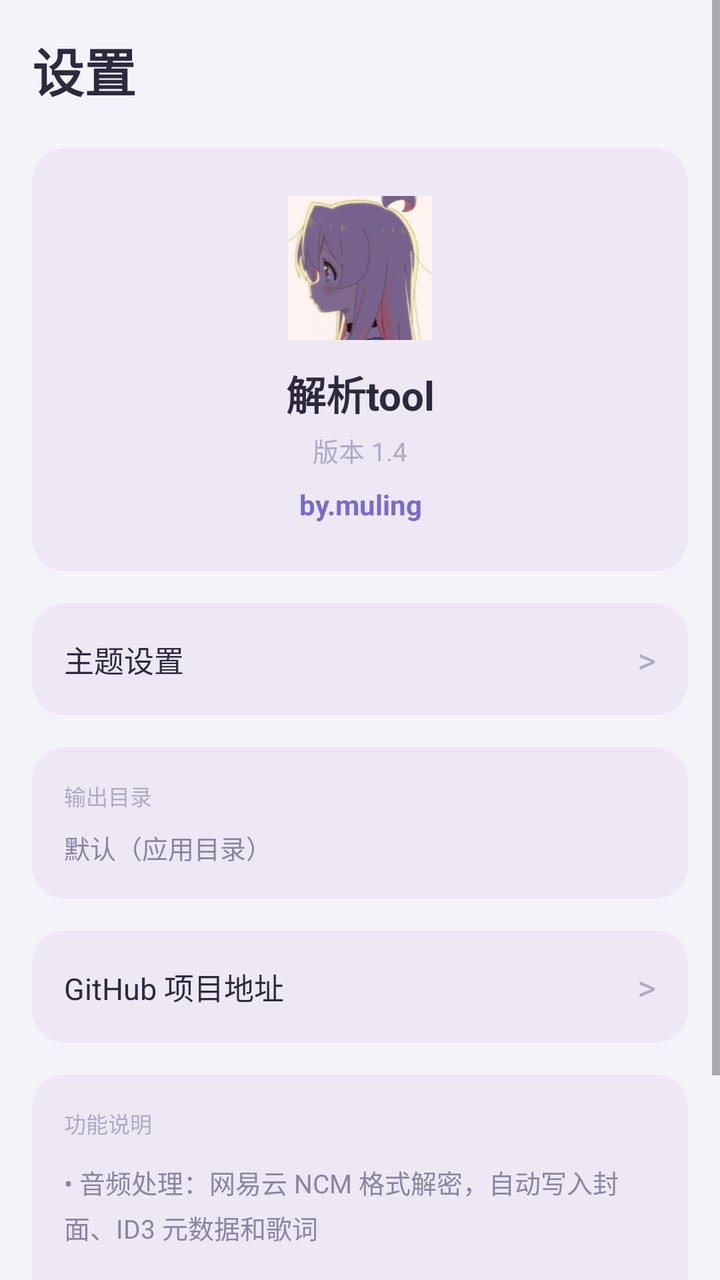
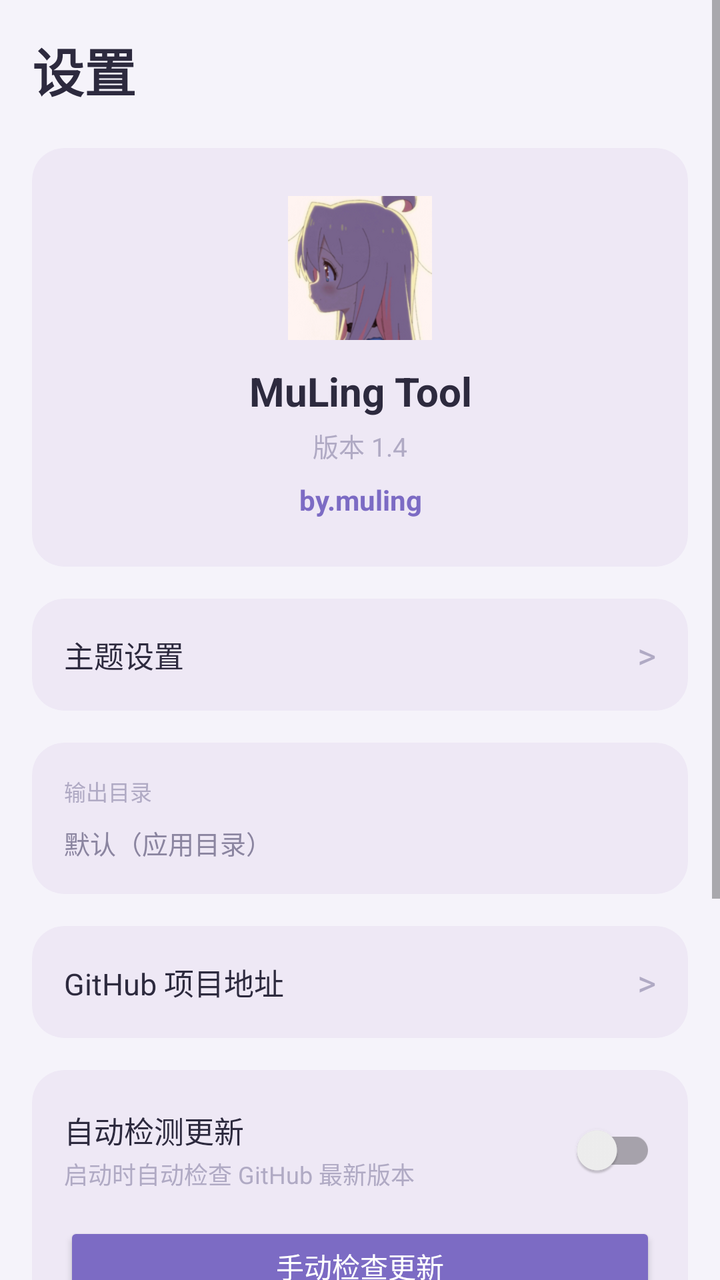

Screens rendered from an Android XML layout before and after an edit, with the pre-edit source and the edit as a unified diff.
<!-- AndroidManifest.xml: application theme Theme.NcmDump -->
<!-- res/layout/fragment_settings.xml -->
<?xml version="1.0" encoding="utf-8"?>
<ScrollView xmlns:android="http://schemas.android.com/apk/res/android"
    xmlns:app="http://schemas.android.com/apk/res-auto"
    android:layout_width="match_parent"
    android:layout_height="match_parent"
    android:fillViewport="true"
    android:background="@android:color/transparent">

    <LinearLayout
        android:layout_width="match_parent"
        android:layout_height="wrap_content"
        android:orientation="vertical"
        android:padding="16dp"
        android:paddingBottom="96dp">

        <TextView
            android:layout_width="match_parent"
            android:layout_height="wrap_content"
            android:text="设置"
            android:textColor="@color/text_primary"
            android:textSize="26sp"
            android:textStyle="bold"
            android:layout_marginBottom="20dp" />

        
        <androidx.cardview.widget.CardView
            android:layout_width="match_parent"
            android:layout_height="wrap_content"
            app:cardBackgroundColor="@color/bg_card"
            app:cardCornerRadius="16dp"
            app:cardElevation="0dp"
            android:layout_marginBottom="16dp">

            <LinearLayout
                android:layout_width="match_parent"
                android:layout_height="wrap_content"
                android:orientation="vertical"
                android:padding="24dp"
                android:gravity="center_horizontal">

                <ImageView
                    android:layout_width="72dp"
                    android:layout_height="72dp"
                    android:src="@mipmap/ic_launcher"
                    android:layout_marginBottom="12dp" />

                <TextView
                    android:layout_width="match_parent"
                    android:layout_height="wrap_content"
                    android:text="解析tool"
                    android:textColor="@color/text_primary"
                    android:textSize="20sp"
                    android:textStyle="bold"
                    android:gravity="center"
                    android:layout_marginBottom="4dp" />

                <TextView
                    android:id="@+id/tvVersion"
                    android:layout_width="match_parent"
                    android:layout_height="wrap_content"
                    android:text="版本 1.4"
                    android:textColor="@color/text_hint"
                    android:textSize="13sp"
                    android:gravity="center"
                    android:layout_marginBottom="8dp" />

                <TextView
                    android:layout_width="match_parent"
                    android:layout_height="wrap_content"
                    android:text="by.muling"
                    android:textColor="@color/primary"
                    android:textSize="14sp"
                    android:textStyle="bold"
                    android:gravity="center" />
            </LinearLayout>
        </androidx.cardview.widget.CardView>

        
        <androidx.cardview.widget.CardView
            android:id="@+id/cardThemeSettings"
            android:layout_width="match_parent"
            android:layout_height="wrap_content"
            app:cardBackgroundColor="@color/bg_card"
            app:cardCornerRadius="16dp"
            app:cardElevation="0dp"
            android:layout_marginBottom="16dp"
            android:clickable="true"
            android:focusable="true">

            <LinearLayout
                android:layout_width="match_parent"
                android:layout_height="56dp"
                android:orientation="horizontal"
                android:gravity="center_vertical"
                android:paddingHorizontal="16dp">

                <TextView
                    android:layout_width="0dp"
                    android:layout_height="wrap_content"
                    android:layout_weight="1"
                    android:text="主题设置"
                    android:textColor="@color/text_primary"
                    android:textSize="15sp" />

                <TextView
                    android:layout_width="wrap_content"
                    android:layout_height="wrap_content"
                    android:text=">"
                    android:textColor="@color/text_hint"
                    android:textSize="18sp" />
            </LinearLayout>
        </androidx.cardview.widget.CardView>

        
        <androidx.cardview.widget.CardView
            android:layout_width="match_parent"
            android:layout_height="wrap_content"
            app:cardBackgroundColor="@color/bg_card"
            app:cardCornerRadius="16dp"
            app:cardElevation="0dp"
            android:layout_marginBottom="16dp">

            <LinearLayout
                android:layout_width="match_parent"
                android:layout_height="wrap_content"
                android:orientation="vertical"
                android:padding="16dp">

                <TextView
                    android:layout_width="match_parent"
                    android:layout_height="wrap_content"
                    android:text="输出目录"
                    android:textColor="@color/text_hint"
                    android:textSize="11sp"
                    android:layout_marginBottom="8dp" />

                <TextView
                    android:id="@+id/tvOutputDir"
                    android:layout_width="match_parent"
                    android:layout_height="wrap_content"
                    android:text="默认（应用目录）"
                    android:textColor="@color/text_secondary"
                    android:textSize="13sp"
                    android:lineSpacingExtra="2dp" />
            </LinearLayout>
        </androidx.cardview.widget.CardView>

        
        <androidx.cardview.widget.CardView
            android:id="@+id/cardGithub"
            android:layout_width="match_parent"
            android:layout_height="wrap_content"
            app:cardBackgroundColor="@color/bg_card"
            app:cardCornerRadius="16dp"
            app:cardElevation="0dp"
            android:layout_marginBottom="16dp"
            android:clickable="true"
            android:focusable="true">

            <LinearLayout
                android:layout_width="match_parent"
                android:layout_height="56dp"
                android:orientation="horizontal"
                android:gravity="center_vertical"
                android:paddingHorizontal="16dp">

                <TextView
                    android:layout_width="0dp"
                    android:layout_height="wrap_content"
                    android:layout_weight="1"
                    android:text="GitHub 项目地址"
                    android:textColor="@color/text_primary"
                    android:textSize="15sp" />

                <TextView
                    android:layout_width="wrap_content"
                    android:layout_height="wrap_content"
                    android:text=">"
                    android:textColor="@color/text_hint"
                    android:textSize="18sp" />
            </LinearLayout>
        </androidx.cardview.widget.CardView>

        
        <androidx.cardview.widget.CardView
            android:layout_width="match_parent"
            android:layout_height="wrap_content"
            app:cardBackgroundColor="@color/bg_card"
            app:cardCornerRadius="16dp"
            app:cardElevation="0dp">

            <LinearLayout
                android:layout_width="match_parent"
                android:layout_height="wrap_content"
                android:orientation="vertical"
                android:padding="16dp">

                <TextView
                    android:layout_width="match_parent"
                    android:layout_height="wrap_content"
                    android:text="功能说明"
                    android:textColor="@color/text_hint"
                    android:textSize="11sp"
                    android:layout_marginBottom="12dp" />

                <TextView
                    android:layout_width="match_parent"
                    android:layout_height="wrap_content"
                    android:text="• 音频处理：网易云 NCM 格式解密，自动写入封面、ID3 元数据和歌词\n\n• 视频处理：哔哩哔哩视频解析、内置播放、下载保存\n\n• 需要授予「所有文件访问权限」才能正常使用"
                    android:textColor="@color/text_secondary"
                    android:textSize="13sp"
                    android:lineSpacingExtra="4dp" />
            </LinearLayout>
        </androidx.cardview.widget.CardView>
    </LinearLayout>
</ScrollView>
<!-- resources referenced by this layout -->
<resources>
  <color name="bg_card">#E0EDE7F5</color>
  <color name="primary">#7C6BC4</color>
  <color name="text_hint">#B0AAC4</color>
  <color name="text_primary">#2D2A3E</color>
  <color name="text_secondary">#8B85A0</color>
  <!-- mipmap ic_launcher: png bitmap (mipmap-hdpi, 7531 bytes) -->
  <style name="Theme.NcmDump" parent="Theme.MaterialComponents.DayNight.NoActionBar">
          <item name="colorPrimary">@color/primary</item>
          <item name="colorPrimaryVariant">@color/primary_dark</item>
          <item name="colorOnPrimary">#FFFFFF</item>
          <item name="colorSecondary">@color/primary</item>
          <item name="android:statusBarColor">@android:color/transparent</item>
          <item name="android:navigationBarColor">@color/nav_bg</item>
          <item name="android:windowBackground">@color/bg_main</item>
          <item name="android:windowDrawsSystemBarBackgrounds">true</item>
          <item name="android:windowLightStatusBar">true</item>
      </style>
  <color name="primary_dark">#5D4FA3</color>
  <color name="nav_bg">#FFFFFF</color>
  <color name="bg_main">#F5F3FA</color>
</resources>

<!-- the commit's change to res/layout/fragment_settings.xml (unified diff, before → after) -->
@@ -47,7 +47,7 @@
                 <TextView
                     android:layout_width="match_parent"
                     android:layout_height="wrap_content"
-                    android:text="解析tool"
+                    android:text="MuLing Tool"
                     android:textColor="@color/text_primary"
                     android:textSize="20sp"
                     android:textStyle="bold"
@@ -187,6 +187,67 @@
             android:layout_height="wrap_content"
             app:cardBackgroundColor="@color/bg_card"
             app:cardCornerRadius="16dp"
+            app:cardElevation="0dp"
+            android:layout_marginBottom="16dp">
+
+            <LinearLayout
+                android:layout_width="match_parent"
+                android:layout_height="wrap_content"
+                android:orientation="vertical"
+                android:padding="16dp">
+
+                <LinearLayout
+                    android:layout_width="match_parent"
+                    android:layout_height="wrap_content"
+                    android:orientation="horizontal"
+                    android:gravity="center_vertical"
+                    android:layout_marginBottom="12dp">
+
+                    <LinearLayout
+                        android:layout_width="0dp"
+                        android:layout_height="wrap_content"
+                        android:layout_weight="1"
+                        android:orientation="vertical">
+
+                        <TextView
+                            android:layout_width="match_parent"
+                            android:layout_height="wrap_content"
+                            android:text="自动检测更新"
+                            android:textColor="@color/text_primary"
+                            android:textSize="15sp" />
+
+                        <TextView
+                            android:layout_width="match_parent"
+                            android:layout_height="wrap_content"
+                            android:text="启动时自动检查 GitHub 最新版本"
+                            android:textColor="@color/text_hint"
+                            android:textSize="12sp"
+                            android:layout_marginTop="2dp" />
+                    </LinearLayout>
+
+                    <androidx.appcompat.widget.SwitchCompat
+                        android:id="@+id/switchAutoUpdate"
+                        android:layout_width="wrap_content"
+                        android:layout_height="wrap_content" />
+                </LinearLayout>
+
+                <Button
+                    android:id="@+id/btnCheckUpdate"
+                    android:layout_width="match_parent"
+                    android:layout_height="44dp"
+                    android:text="手动检查更新"
+                    android:backgroundTint="@color/primary"
+                    android:textColor="#FFFFFF"
+                    android:textSize="14sp" />
+            </LinearLayout>
+        </androidx.cardview.widget.CardView>
+
+        
+        <androidx.cardview.widget.CardView
+            android:layout_width="match_parent"
+            android:layout_height="wrap_content"
+            app:cardBackgroundColor="@color/bg_card"
+            app:cardCornerRadius="16dp"
             app:cardElevation="0dp">
 
             <LinearLayout
